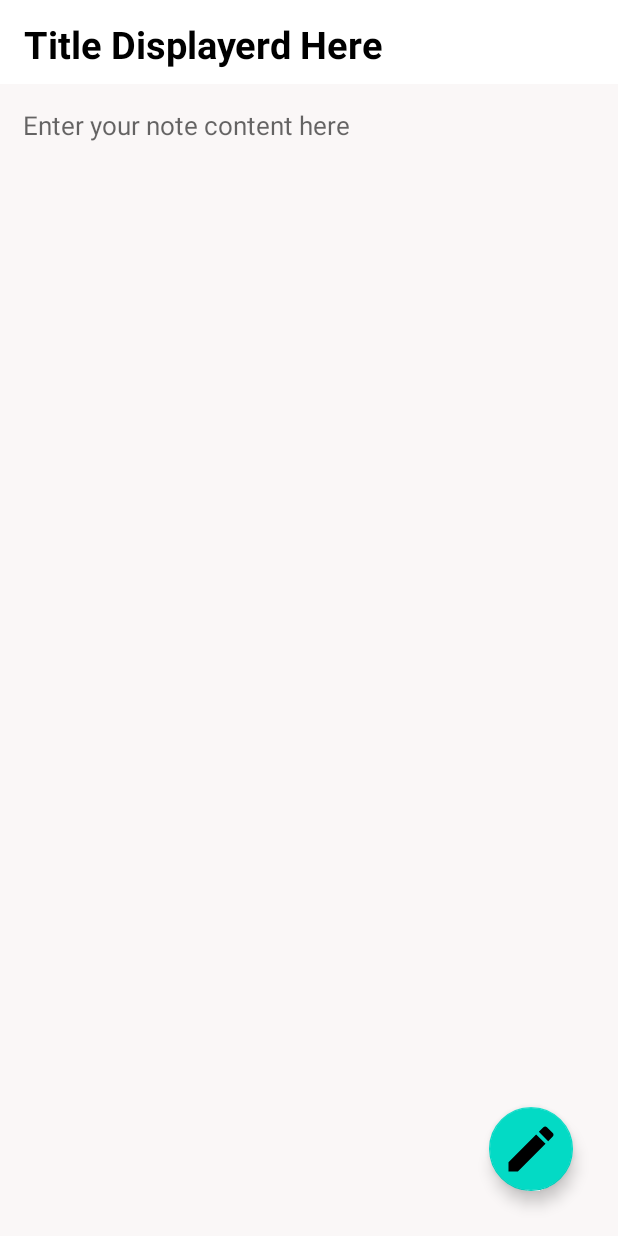
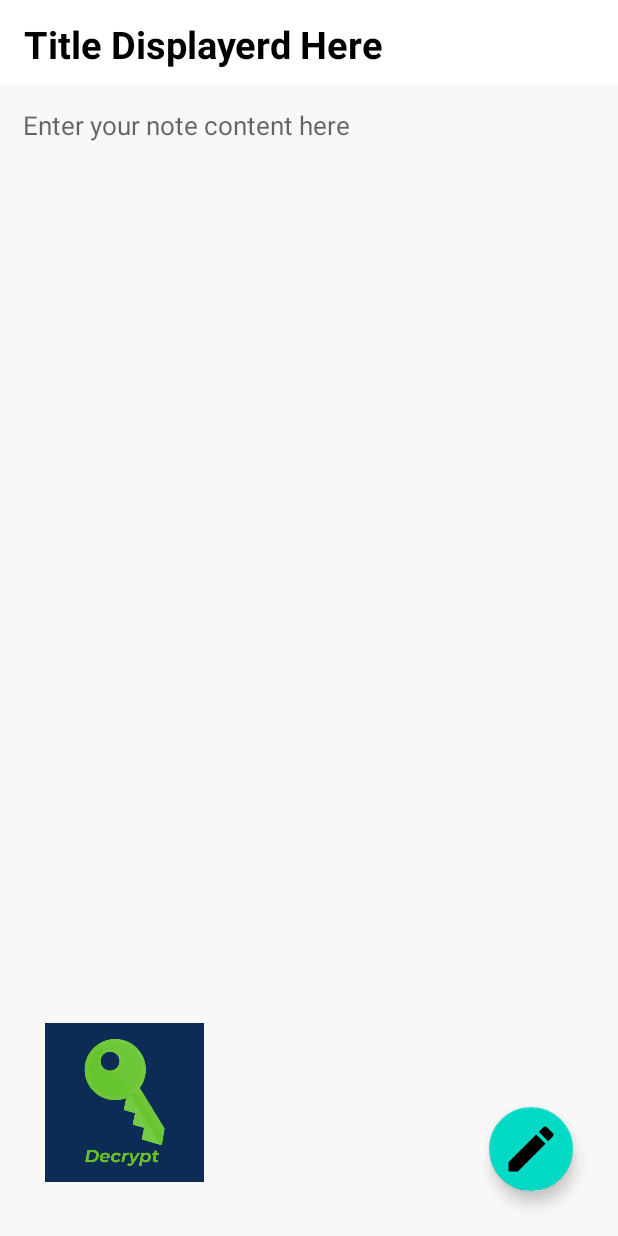
Before and after one commit to ShripadBhat27/NotEncrypt, an Android app: the layout activity_notedetails_encrypt.xml on its own in the app's theme, with its tools: preview values and no code run, on a phone screen of 412 x 824 dp. Run offline under Robolectric (Android 15) with nearby library versions, the phone set to English and light mode, and no system bars.

Commit message:
Implemented Encryption

```diff
--- a/app/src/main/java/com/example/notesapptutorial/notesactivity_not_encrpyt.java
+++ b/app/src/main/java/com/example/notesapptutorial/notesactivity_not_encrpyt.java
@@ -68,7 +68,7 @@ public class notesactivity_not_encrpyt extends AppCompatActivity {
             @Override
             public void onClick(View v) {
                 Intent i=new Intent(notesactivity_not_encrpyt.this, createnote.class);
-                i.putExtra("isEncryprted",0);
+                i.putExtra("isEncryprted",false);
                 startActivity(i);
 
             }
--- a/app/src/main/java/com/example/notesapptutorial/selectType.java
+++ b/app/src/main/java/com/example/notesapptutorial/selectType.java
@@ -51,7 +51,7 @@ public class selectType extends AppCompatActivity {
         });
         // creating a variable for our promptInfo
         // BIOMETRIC DIALOG
-        final BiometricPrompt.PromptInfo promptInfo = new BiometricPrompt.PromptInfo.Builder().setTitle("Note Encrpyt")
+        final BiometricPrompt.PromptInfo promptInfo = new BiometricPrompt.PromptInfo.Builder().setTitle("NOTEncrpyt")
                 .setDescription("Use your fingerprint to Authenticate ").setNegativeButtonText("Cancel").build();
 
 
--- a/app/src/main/res/layout/activity_notedetails_not_encypt.xml
+++ b/app/src/main/res/layout/activity_notedetails_encrypt.xml
@@ -2,62 +2,72 @@
 <RelativeLayout xmlns:android="http://schemas.android.com/apk/res/android"
     xmlns:app="http://schemas.android.com/apk/res-auto"
     xmlns:tools="http://schemas.android.com/tools"
+    android:id="@+id/relative"
     android:layout_width="match_parent"
     android:layout_height="match_parent"
-    tools:context=".notedetails_not_encrypt">
+    tools:context=".notedetails_encrypt">
 
     <androidx.appcompat.widget.Toolbar
+        android:id="@+id/toolbarofencnotedetail"
         android:layout_width="match_parent"
         android:layout_height="?attr/actionBarSize"
-        android:id="@+id/toolbarofnotedetail"
         android:background="@color/white">
 
 
         <TextView
+            android:id="@+id/titleofencnotedetail"
             android:layout_width="match_parent"
             android:layout_height="match_parent"
             android:paddingTop="12dp"
-            android:textSize="25sp"
-            android:textStyle="bold"
             android:text="Title Displayerd Here"
             android:textColor="@color/black"
-            android:id="@+id/titleofnotedetail" />
+            android:textSize="25sp"
+            android:textStyle="bold" />
 
     </androidx.appcompat.widget.Toolbar>
 
+
     <TextView
+        android:id="@+id/contentofencnotedetail"
         android:layout_width="match_parent"
         android:layout_height="match_parent"
-        android:textSize="17sp"
+        android:layout_below="@id/toolbarofencnotedetail"
         android:background="#faf7f7"
         android:gravity="top|left"
+        android:hint="Enter your note content here"
+        android:padding="15dp"
         android:textColor="@color/black"
-        android:hint="Enter your note content here"
-        android:layout_below="@id/toolbarofnotedetail"
-        android:padding="15dp"
-        android:id="@+id/contentofnotedetail">
+        android:textSize="17sp">
 
     </TextView>
 
-
     <com.google.android.material.floatingactionbutton.FloatingActionButton
 
+        android:id="@+id/gotoeditencnote"
         android:layout_width="wrap_content"
         android:layout_height="wrap_content"
+        android:layout_alignParentRight="true"
         android:layout_alignParentBottom="true"
-        android:layout_alignParentRight="true"
+        android:layout_gravity="bottom|end"
+        android:layout_marginRight="30dp"
         android:layout_marginBottom="30dp"
-        android:layout_marginRight="30dp"
-        android:layout_gravity="bottom|end"
-        android:id="@+id/gotoeditnote"
+        android:background="#A1F4FB"
         android:src="@drawable/ic_baseline_edit_24"
-        android:background="#A1F4FB"
         app:maxImageSize="40dp"
 
         >
 
     </com.google.android.material.floatingactionbutton.FloatingActionButton>
 
+    <ImageView
+        android:id="@+id/status"
+        android:layout_width="106dp"
+        android:layout_height="118dp"
+        android:layout_alignParentStart="true"
+        android:layout_alignParentBottom="true"
+        android:layout_marginStart="30dp"
+        android:layout_marginBottom="30dp"
+        app:srcCompat="@drawable/decryptlabel" />
 
 
 </RelativeLayout>
--- a/app/src/main/res/layout/activity_notes_encrpyt.xml
+++ b/app/src/main/res/layout/activity_notes_encrpyt.xml
@@ -30,9 +30,9 @@
 
 
     <androidx.recyclerview.widget.RecyclerView
+        android:id="@+id/recyclerview_encrypt"
         android:layout_width="match_parent"
         android:layout_height="match_parent"
-        android:id="@+id/recyclerview_encrypt"
         android:scrollbars="vertical">
 
     </androidx.recyclerview.widget.RecyclerView>
--- a/app/src/main/res/layout/activity_notesactivity_not_encrpyt.xml
+++ b/app/src/main/res/layout/activity_notesactivity_not_encrpyt.xml
@@ -30,9 +30,9 @@
 
 
     <androidx.recyclerview.widget.RecyclerView
+        android:id="@+id/recyclerview"
         android:layout_width="match_parent"
         android:layout_height="match_parent"
-        android:id="@+id/recyclerview"
         android:scrollbars="vertical">
 
     </androidx.recyclerview.widget.RecyclerView>
--- a/app/src/main/res/values/strings.xml
+++ b/app/src/main/res/values/strings.xml
@@ -1,5 +1,5 @@
 <resources>
-    <string name="app_name">NotEncrypt</string>
+    <string name="app_name">NOTEncrypt</string>
     <string name="title_activity_note_details_encrypt">noteDetails_encrypt</string>
     <!-- Strings used for fragments for navigation -->
     <string name="first_fragment_label">First Fragment</string>
```
Also changed, not shown: app/src/main/AndroidManifest.xml (+9 -4 lines), app/src/main/java/com/example/notesapptutorial/createnote.java (+4 -4 lines), app/src/main/java/com/example/notesapptutorial/notedetails_encrypt.java (added, +146 -0 lines), app/src/main/java/com/example/notesapptutorial/notesActivity_encrpyt.java (+4 -5 lines), app/src/main/res/drawable-v24/decryptlabel.png (added), app/src/main/res/drawable-v24/encryptlabel.png (added).
